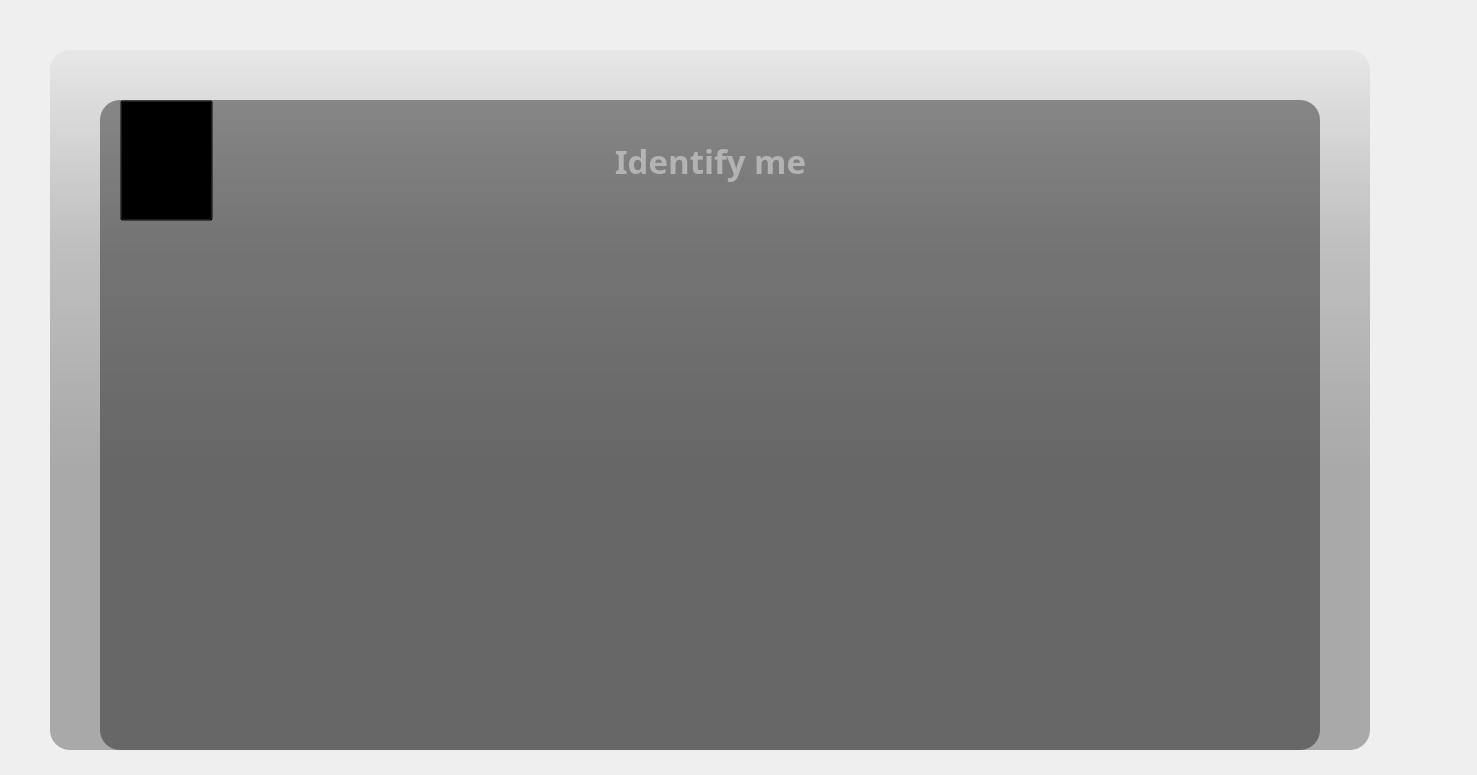
Before: the Qt Designer form ui/identify_page.ui in olakrajna/KeystrokeBiometricSystem, drawn with Qt 5.
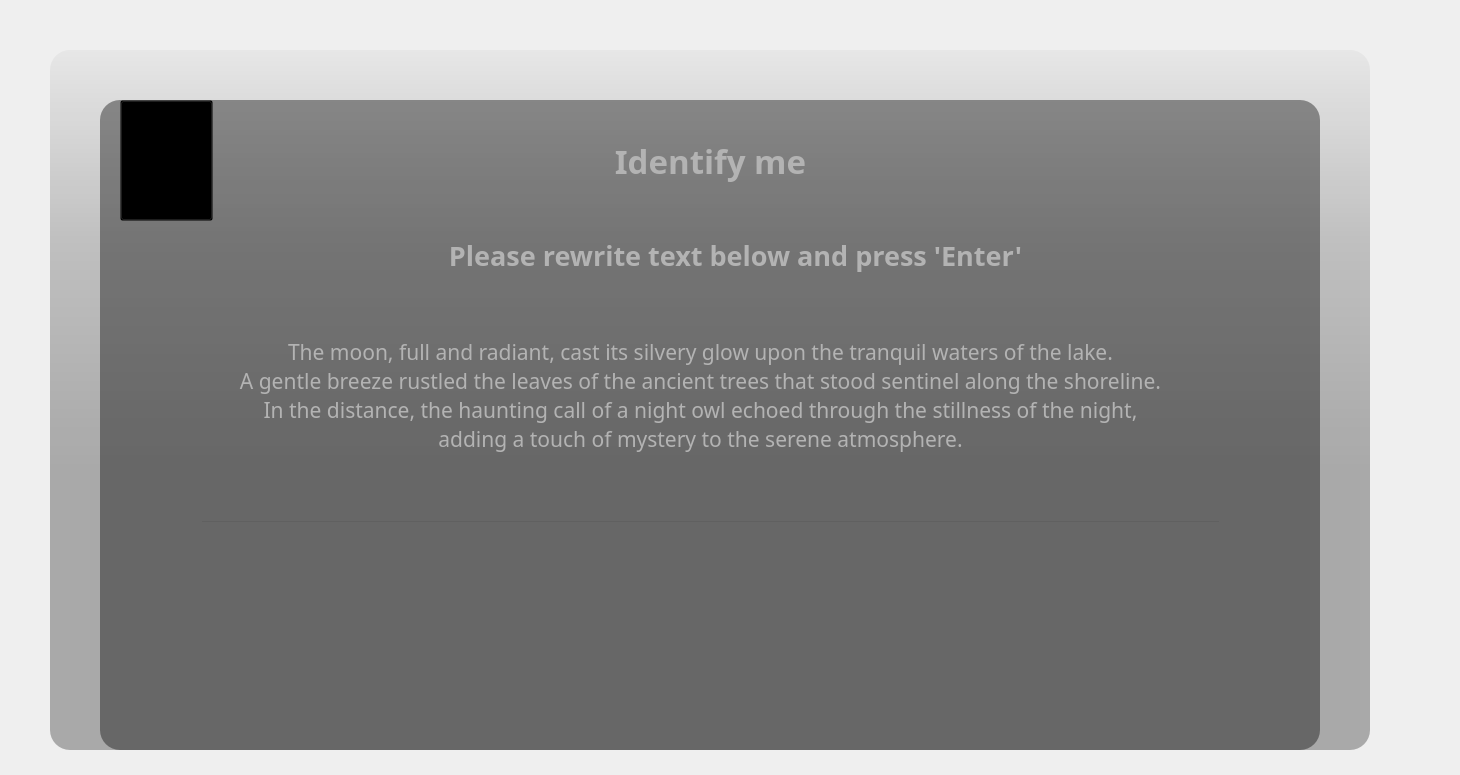
After: the same form once the commit is applied. Icons and pictures are not drawn.

Commit message: add identify module to gui, changes in ui

The edit to the form file:
```diff
--- a/ui/identify_page.ui
+++ b/ui/identify_page.ui
@@ -6,7 +6,7 @@
    <rect>
     <x>0</x>
     <y>0</y>
-    <width>1477</width>
+    <width>1460</width>
     <height>775</height>
    </rect>
   </property>
@@ -65,26 +65,29 @@
      <string/>
     </property>
    </widget>
-   <widget class="QLabel" name="password_info_label">
+   <widget class="QLabel" name="text_label">
     <property name="geometry">
      <rect>
-      <x>520</x>
-      <y>580</y>
-      <width>381</width>
-      <height>31</height>
+      <x>150</x>
+      <y>290</y>
+      <width>1101</width>
+      <height>211</height>
      </rect>
     </property>
     <property name="font">
      <font>
       <family>Nirmala UI Semilight</family>
-      <pointsize>10</pointsize>
+      <pointsize>16</pointsize>
      </font>
     </property>
     <property name="styleSheet">
      <string notr="true">color: rgb(179, 179, 179);</string>
     </property>
     <property name="text">
-     <string/>
+     <string>&lt;html&gt;&lt;head/&gt;&lt;body&gt;&lt;p align=&quot;center&quot;&gt;The moon, full and radiant, cast its silvery glow upon the tranquil waters of the lake. &lt;br/&gt;A gentle breeze rustled the leaves of the ancient trees that stood sentinel along the shoreline. &lt;br/&gt;In the distance, the haunting call of a night owl echoed through the stillness of the night, &lt;br/&gt;adding a touch of mystery to the serene atmosphere.&lt;/p&gt;&lt;/body&gt;&lt;/html&gt;</string>
+    </property>
+    <property name="alignment">
+     <set>Qt::AlignCenter</set>
     </property>
    </widget>
    <widget class="QLabel" name="conf_password_info_label">
@@ -168,7 +171,7 @@
     <property name="geometry">
      <rect>
       <x>520</x>
-      <y>310</y>
+      <y>200</y>
       <width>381</width>
       <height>31</height>
      </rect>
@@ -191,14 +194,64 @@
      <set>Qt::AlignCenter</set>
     </property>
    </widget>
+   <widget class="QLineEdit" name="text_lineEdit">
+    <property name="geometry">
+     <rect>
+      <x>200</x>
+      <y>520</y>
+      <width>1021</width>
+      <height>181</height>
+     </rect>
+    </property>
+    <property name="styleSheet">
+     <string notr="true">background-color: rgba(0, 0, 0,0);
+border-bottom: 2px sold rgba(85,112,98,219);
+color: rgba(255,255,255,255);
+padding-bottom: 12px;
+</string>
+    </property>
+    <property name="alignment">
+     <set>Qt::AlignCenter</set>
+    </property>
+   </widget>
+   <widget class="QLabel" name="info_label">
+    <property name="geometry">
+     <rect>
+      <x>210</x>
+      <y>230</y>
+      <width>1051</width>
+      <height>51</height>
+     </rect>
+    </property>
+    <property name="font">
+     <font>
+      <family>Nirmala UI Semilight</family>
+      <pointsize>20</pointsize>
+      <weight>75</weight>
+      <bold>true</bold>
+      <kerning>true</kerning>
+     </font>
+    </property>
+    <property name="styleSheet">
+     <string notr="true">color: rgb(179, 179, 179);</string>
+    </property>
+    <property name="text">
+     <string>&lt;html&gt;&lt;head/&gt;&lt;body&gt;&lt;p align=&quot;center&quot;&gt;Please rewrite text below and press 'Enter'&lt;/p&gt;&lt;/body&gt;&lt;/html&gt;</string>
+    </property>
+    <property name="alignment">
+     <set>Qt::AlignCenter</set>
+    </property>
+   </widget>
    <zorder>background_label</zorder>
    <zorder>label_2</zorder>
    <zorder>label_3</zorder>
-   <zorder>password_info_label</zorder>
+   <zorder>text_label</zorder>
    <zorder>conf_password_info_label</zorder>
    <zorder>label_4</zorder>
    <zorder>back_button</zorder>
    <zorder>username_info_label</zorder>
+   <zorder>text_lineEdit</zorder>
+   <zorder>info_label</zorder>
   </widget>
  </widget>
  <resources/>
```
The commit also changes 3 other files.
